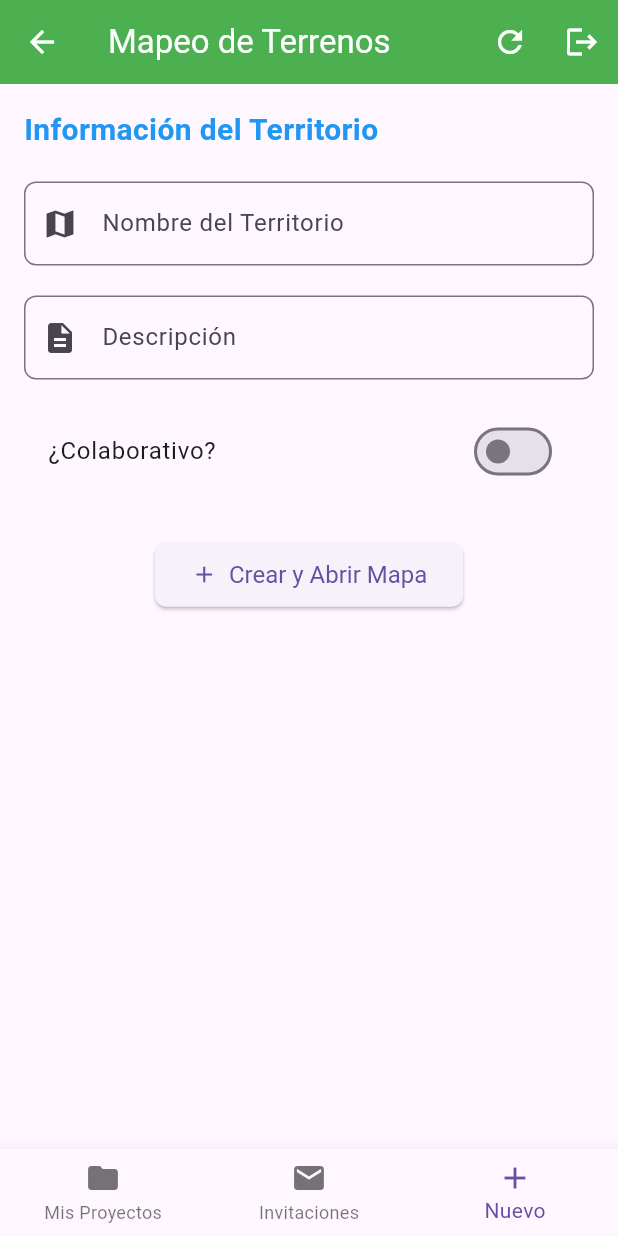
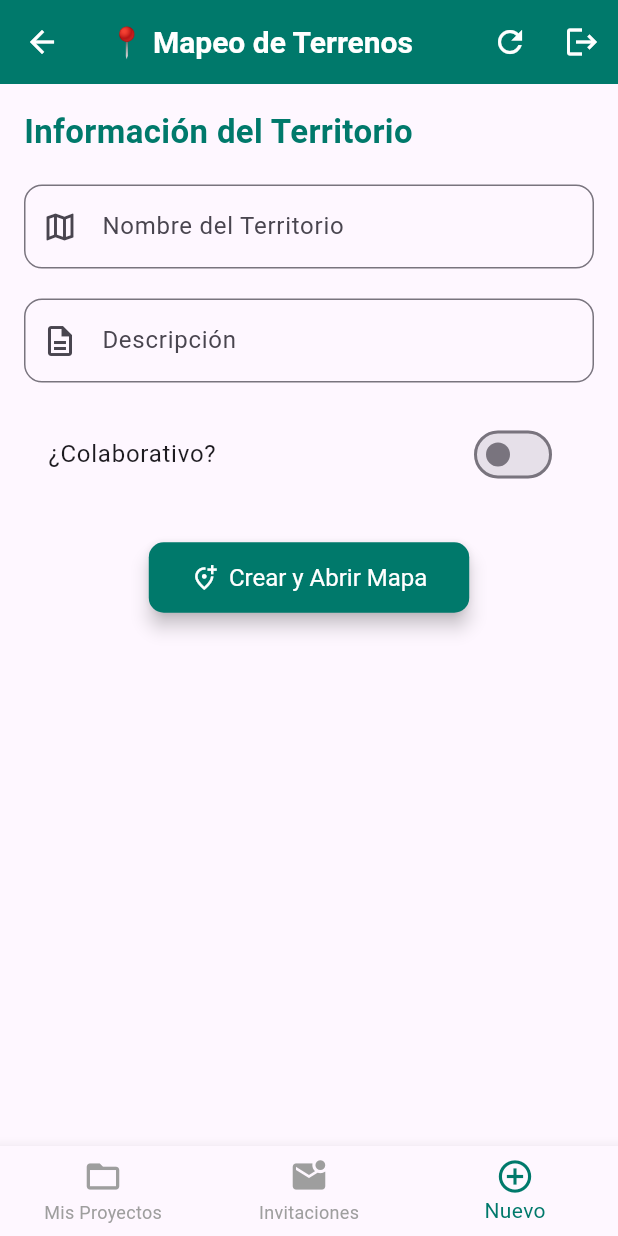
Before and after one commit to isaacquinapallo/Mapeo-Terrenos-RT, a Flutter app: the HomePage screen opened by its route, item 3 of the bottom bar chosen, on a phone screen of 412 x 824 dp. Run offline on Flutter 3.47's test engine with Material 3 defaults, Android fonts, the phone set to English and light mode, and no system bars; our stand-ins replace flutter_dotenv, geolocator, google_maps_flutter, location, permission_handler, supabase_flutter; missing offline and left inert: background_locator_2, flutter_foreground_task; accounts and stored records are empty; network calls fail.

```diff
--- a/lib/main.dart
+++ b/lib/main.dart
@@ -30,7 +30,7 @@ class MyApp extends StatelessWidget {
     final user = Supabase.instance.client.auth.currentUser;
 
     return MaterialApp(
-      title: 'Mapeo de Terrenos',
+      title: 'Mapeo de Terrenos RT',
       debugShowCheckedModeBanner: false,
       theme: ThemeData(
         brightness: Brightness.light,
--- a/lib/pages/home.dart
+++ b/lib/pages/home.dart
@@ -71,11 +71,7 @@ class _HomePageState extends State<HomePage> {
       if (existe == null) {
         await Supabase.instance.client.rpc(
           'registrar_usuario',
-          params: {
-            'p_id_user': uid,
-            'p_email': email,
-            'p_username': username,
-          },
+          params: {'p_id_user': uid, 'p_email': email, 'p_username': username},
         );
 
         print('✅ Usuario registrado en la tabla users');
@@ -114,13 +110,21 @@ class _HomePageState extends State<HomePage> {
     }
     return Scaffold(
       appBar: AppBar(
-        title: const Text('Mapeo de Terrenos'),
+        backgroundColor: Colors.teal.shade700,
+        title: const Text(
+          '📍 Mapeo de Terrenos',
+          style: TextStyle(
+            fontWeight: FontWeight.bold,
+            fontSize: 20,
+            color: Colors.white,
+          ),
+        ),
         actions: [
           IconButton(
             icon: const Icon(Icons.refresh),
+            tooltip: 'Actualizar',
             onPressed: () {
               setState(() {
-                // Refrescar invitaciones y proyectos al pulsar refresh
                 if (userIdActual != null) {
                   invitacionesFuture = _obtenerInvitaciones(userIdActual!);
                 }
@@ -129,6 +133,7 @@ class _HomePageState extends State<HomePage> {
           ),
           IconButton(
             icon: const Icon(Icons.logout),
+            tooltip: 'Cerrar sesión',
             onPressed: () async {
               try {
                 await FlutterForegroundTask.stopService();
@@ -160,6 +165,7 @@ class _HomePageState extends State<HomePage> {
           ),
         ],
       ),
+
       body: IndexedStack(
         index: _paginaActual,
         children: [
@@ -172,23 +178,29 @@ class _HomePageState extends State<HomePage> {
       bottomNavigationBar: BottomNavigationBar(
         currentIndex: _paginaActual,
         onTap: (index) => setState(() => _paginaActual = index),
+        selectedItemColor: Colors.teal.shade700,
+        unselectedItemColor: Colors.grey,
+        showUnselectedLabels: true,
+        type: BottomNavigationBarType.fixed,
         items: [
-          const BottomNavigationBarItem(
-            icon: Icon(Icons.folder),
+          BottomNavigationBarItem(
+            icon: Icon(Icons.folder_open, size: 26),
             label: 'Mis Proyectos',
           ),
-          const BottomNavigationBarItem(
-            icon: Icon(Icons.mail),
+          BottomNavigationBarItem(
+            icon: Icon(Icons.mark_email_unread, size: 26),
             label: 'Invitaciones',
           ),
-          const BottomNavigationBarItem(icon: Icon(Icons.add), label: 'Nuevo'),
+          BottomNavigationBarItem(
+            icon: Icon(Icons.add_circle_outline, size: 26),
+            label: 'Nuevo',
+          ),
           if (rolUsuario == 'administrador')
-            const BottomNavigationBarItem(
-              icon: Icon(Icons.supervisor_account),
+            BottomNavigationBarItem(
+              icon: Icon(Icons.manage_accounts, size: 26),
               label: 'Usuarios',
             ),
         ],
-        type: BottomNavigationBarType.fixed,
       ),
     );
   }
@@ -296,31 +308,40 @@ class _HomePageState extends State<HomePage> {
     required BuildContext context,
   }) {
     return Card(
-      margin: const EdgeInsets.symmetric(horizontal: 12, vertical: 8),
-      child: ListTile(
-        title: Text(territorio['nombre'] ?? ''),
-        subtitle: Column(
+      elevation: 3,
+      shape: RoundedRectangleBorder(borderRadius: BorderRadius.circular(12)),
+      margin: const EdgeInsets.symmetric(horizontal: 14, vertical: 10),
+      child: Padding(
+        padding: const EdgeInsets.all(12),
+        child: Column(
           crossAxisAlignment: CrossAxisAlignment.start,
           children: [
-            Text('Descripción: ${territorio['properties'] ?? ''}'),
             Text(
-              'Colaborativo: ${territorio['colaborativo'] == true ? 'Sí' : 'No'}',
+              territorio['nombre'] ?? '',
+              style: TextStyle(
+                fontWeight: FontWeight.w600,
+                fontSize: 16,
+                color: Colors.teal.shade800,
+              ),
+            ),
+            const SizedBox(height: 6),
+            Text('📝 ${territorio['properties'] ?? ''}'),
+            Text(
+              '👥 Colaborativo: ${territorio['colaborativo'] == true ? 'Sí' : 'No'}',
             ),
             Text(
-              'Área: ${territorio['area'] != null ? '${(territorio['area'] as num).toStringAsFixed(2)} m²' : 'No calculada'}',
+              '📐 Área: ${territorio['area'] != null ? '${(territorio['area'] as num).toStringAsFixed(2)} m²' : 'No calculada'}',
             ),
-            Text(
-              'Fecha creación: ${_formatearFecha(territorio['created_at'])}',
-            ),
+            Text('📅 Fecha: ${_formatearFecha(territorio['created_at'])}'),
             if (territorio['imagen_poligono'] != null &&
                 (territorio['imagen_poligono'] as String).isNotEmpty)
               Padding(
                 padding: const EdgeInsets.only(top: 8.0),
                 child: ClipRRect(
-                  borderRadius: BorderRadius.circular(8),
+                  borderRadius: BorderRadius.circular(10),
                   child: Image.network(
                     territorio['imagen_poligono'],
-                    height: 120,
+                    height: 100,
                     width: double.infinity,
                     fit: BoxFit.cover,
                     errorBuilder: (context, error, stackTrace) =>
@@ -328,13 +349,15 @@ class _HomePageState extends State<HomePage> {
                   ),
                 ),
               ),
-          ],
-        ),
-        isThreeLine: true,
-        trailing: esFinalizado
-            ? const Icon(Icons.lock, color: Colors.grey)
-            : IconButton(
+            const SizedBox(height: 6),
+            Align(
+              alignment: Alignment.bottomRight,
+              child: TextButton.icon(
                 icon: const Icon(Icons.map),
+                label: const Text('Ver Mapa'),
+                style: TextButton.styleFrom(
+                  foregroundColor: Colors.teal.shade600,
+                ),
                 onPressed: () {
                   Navigator.push(
                     context,
@@ -347,6 +370,9 @@ class _HomePageState extends State<HomePage> {
                   );
                 },
               ),
+            ),
+          ],
+        ),
       ),
     );
   }
@@ -359,7 +385,8 @@ class _HomePageState extends State<HomePage> {
           return const Center(child: CircularProgressIndicator());
         } else if (snapshot.hasError) {
           return Center(
-              child: Text('Error al cargar invitaciones: ${snapshot.error}'));
+            child: Text('Error al cargar invitaciones: ${snapshot.error}'),
+          );
         } else if (!snapshot.hasData || snapshot.data!.isEmpty) {
           return const Center(child: Text('No tienes invitaciones aún'));
         }
--- a/lib/pages/proyectos.dart
+++ b/lib/pages/proyectos.dart
@@ -154,12 +154,12 @@ class _CrearProyectoPageState extends State<CrearProyectoPage> {
           child: Column(
             crossAxisAlignment: CrossAxisAlignment.start,
             children: [
-              const Text(
+              Text(
                 'Información del Territorio',
                 style: TextStyle(
-                  fontSize: 20,
+                  fontSize: 22,
                   fontWeight: FontWeight.bold,
-                  color: Colors.blue,
+                  color: Colors.teal.shade700,
                 ),
               ),
               const SizedBox(height: 20),
@@ -168,9 +168,16 @@ class _CrearProyectoPageState extends State<CrearProyectoPage> {
                 decoration: InputDecoration(
                   labelText: 'Nombre del Territorio',
                   border: OutlineInputBorder(
-                    borderRadius: BorderRadius.circular(8.0),
+                    borderRadius: BorderRadius.circular(12.0),
                   ),
-                  prefixIcon: const Icon(Icons.map),
+                  prefixIcon: const Icon(Icons.map_outlined),
+                  focusedBorder: OutlineInputBorder(
+                    borderSide: BorderSide(
+                      color: Colors.teal.shade700,
+                      width: 2,
+                    ),
+                    borderRadius: BorderRadius.circular(12.0),
+                  ),
                 ),
                 validator: (value) =>
                     value!.isEmpty ? 'El nombre es requerido' : null,
@@ -181,9 +188,16 @@ class _CrearProyectoPageState extends State<CrearProyectoPage> {
                 decoration: InputDecoration(
                   labelText: 'Descripción',
                   border: OutlineInputBorder(
-                    borderRadius: BorderRadius.circular(8.0),
+                    borderRadius: BorderRadius.circular(12.0),
                   ),
-                  prefixIcon: const Icon(Icons.description),
+                  prefixIcon: const Icon(Icons.description_outlined),
+                  focusedBorder: OutlineInputBorder(
+                    borderSide: BorderSide(
+                      color: Colors.teal.shade700,
+                      width: 2,
+                    ),
+                    borderRadius: BorderRadius.circular(12.0),
+                  ),
                 ),
               ),
               const SizedBox(height: 20),
@@ -193,6 +207,7 @@ class _CrearProyectoPageState extends State<CrearProyectoPage> {
                   style: TextStyle(fontSize: 16),
                 ),
                 value: colaborativo,
+                activeColor: Colors.teal.shade600,
                 onChanged: (val) async {
                   if (!val) {
                     setState(() {
@@ -210,9 +225,13 @@ class _CrearProyectoPageState extends State<CrearProyectoPage> {
               ),
               if (colaborativo) ...[
                 const SizedBox(height: 10),
-                const Text(
+                Text(
                   'Selecciona usuarios activos:',
-                  style: TextStyle(fontSize: 16, fontWeight: FontWeight.bold),
+                  style: TextStyle(
+                    fontSize: 16,
+                    fontWeight: FontWeight.bold,
+                    color: Colors.teal.shade800,
+                  ),
                 ),
                 const SizedBox(height: 10),
                 if (usuariosActivos.isEmpty)
@@ -222,16 +241,15 @@ class _CrearProyectoPageState extends State<CrearProyectoPage> {
                   )
                 else
                   Column(
-                    children: usuariosActivos
-                        .map(
-                          (u) => CheckboxListTile(
-                            title: Text(
-                              (u['users'] != null &&
-                                      u['users']['username'] != null)
+                    children: usuariosActivos.map((u) {
+                      final nombre =
+                          (u['users'] != null && u['users']['username'] != null)
                           ? u['users']['username']
-                                  : u['id_user'].toString(),
-                            ),
+                          : u['id_user'].toString();
+                      return CheckboxListTile(
+                        title: Text(nombre),
                         value: seleccionados.contains(u['id_user']),
+                        activeColor: Colors.teal.shade700,
                         onChanged: (checked) {
                           setState(() {
                             if (checked == true) {
@@ -243,25 +261,27 @@ class _CrearProyectoPageState extends State<CrearProyectoPage> {
                             }
                           });
                         },
-                          ),
-                        )
-                        .toList(),
+                      );
+                    }).toList(),
                   ),
               ],
               const SizedBox(height: 30),
               Center(
                 child: ElevatedButton.icon(
                   onPressed: _crearProyecto,
-                  icon: const Icon(Icons.add),
+                  icon: const Icon(Icons.add_location_alt_outlined),
                   label: const Text('Crear y Abrir Mapa'),
                   style: ElevatedButton.styleFrom(
+                    foregroundColor: Colors.white,
+                    backgroundColor: Colors.teal.shade700,
+                    elevation: 5,
                     padding: const EdgeInsets.symmetric(
-                      horizontal: 24.0,
-                      vertical: 12.0,
+                      horizontal: 28.0,
+                      vertical: 14.0,
                     ),
                     textStyle: const TextStyle(fontSize: 16),
                     shape: RoundedRectangleBorder(
-                      borderRadius: BorderRadius.circular(8.0),
+                      borderRadius: BorderRadius.circular(10.0),
                     ),
                   ),
                 ),
--- a/lib/services/location_callback_handler.dart
+++ b/lib/services/location_callback_handler.dart
@@ -1,7 +1,7 @@
 import 'package:background_locator_2/location_dto.dart';
 import 'package:supabase_flutter/supabase_flutter.dart';
 
-/// Se ejecuta continuamente cuando hay una nueva ubicación
+/// Callback que se ejecuta continuamente cuando llega una nueva ubicación
 void callback(LocationDto locationDto) async {
   final userId = Supabase.instance.client.auth.currentUser?.id;
   if (userId == null) return;
@@ -15,7 +15,7 @@ void callback(LocationDto locationDto) async {
   }, onConflict: 'id_user');
 }
 
-/// Se ejecuta al iniciar el rastreo en segundo plano
+/// Callback que se ejecuta al iniciar el rastreo en segundo plano
 void notificationCallback(Map<String, dynamic> params) {
   print('🔔 initCallback ejecutado con params: $params');
 }
--- a/pubspec.yaml
+++ b/pubspec.yaml
@@ -25,7 +25,7 @@ dependencies:
   location: ^8.0.1
   flutter_foreground_task: ^9.1.0
   device_info_plus: ^11.5.0
-  background_locator_2: ^2.0.4
+  background_locator_2: ^2.0.6
 
 dev_dependencies:
   flutter_test:
```
Also changed, not shown: lib/pages/mapa.dart (+97 -45 lines), 2 other files. Lines whose indentation alone changed are shown as unchanged.
